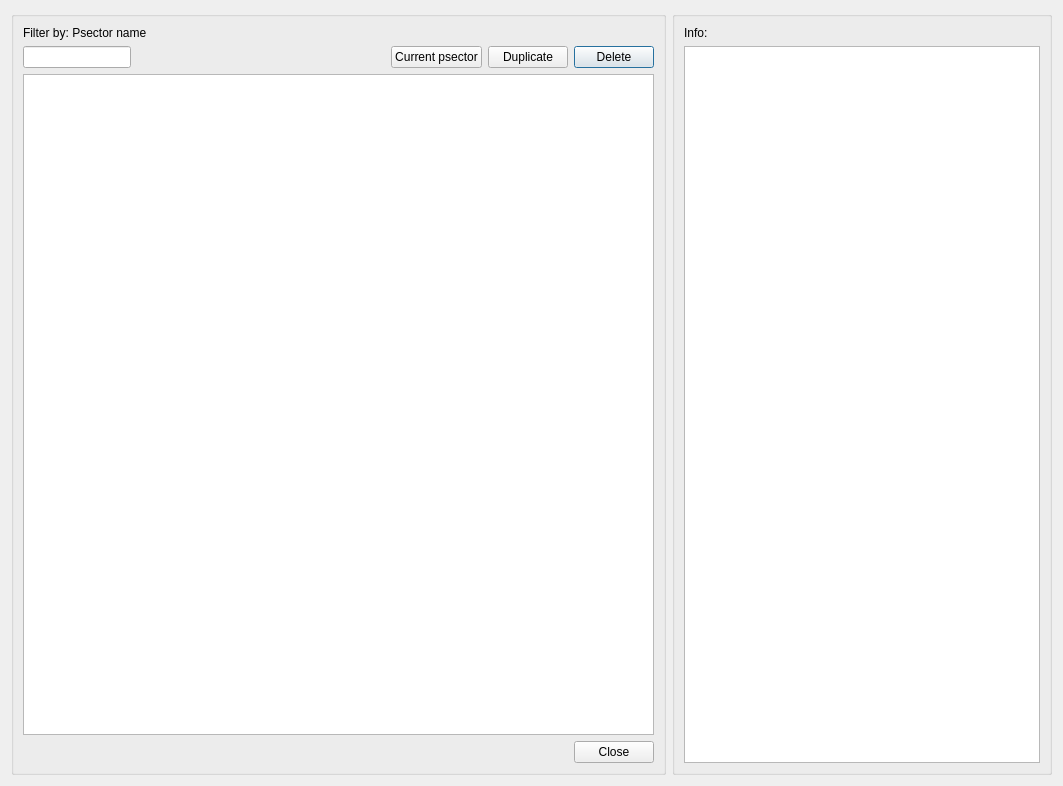
First picture: the form in core/ui/toolbars/plan/psector_manager.ui, repository Giswater/giswater_qgis_plugin, before the edit.
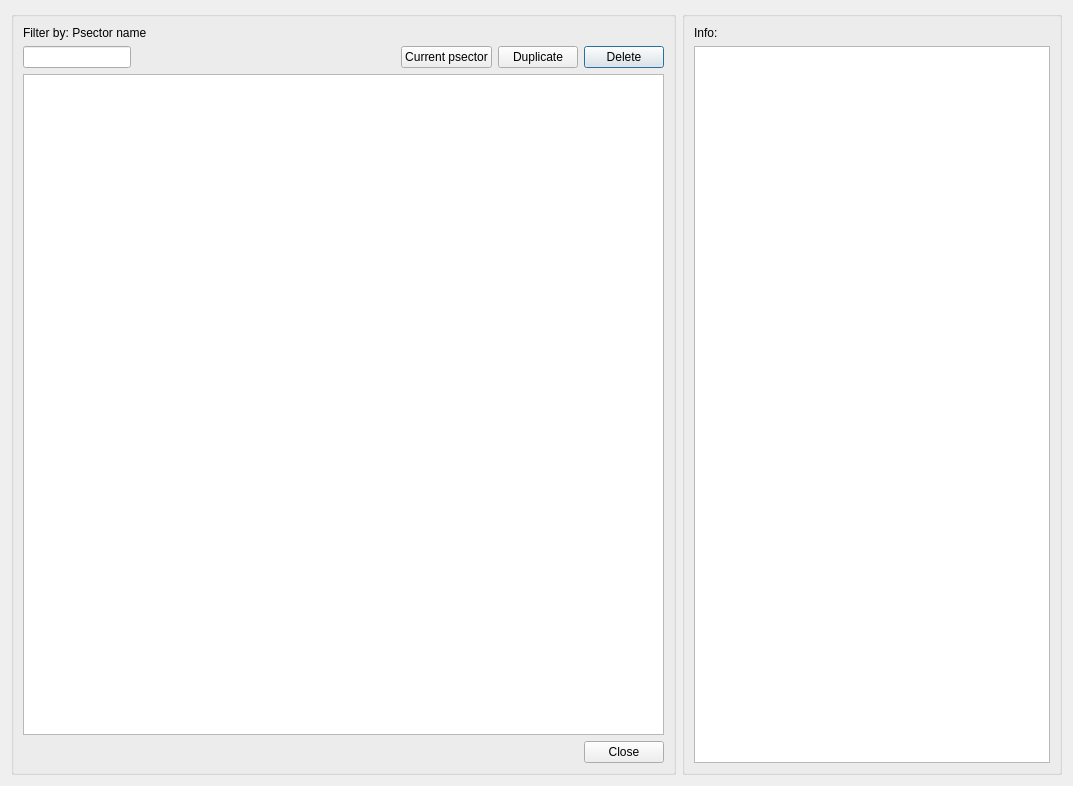
Second picture: the form after the edit.

Commit message: Enhancement: update psector manager form with "show_inactive" check and "toggle_active" button

The edit to the form file:
```diff
--- a/core/ui/toolbars/plan/psector_manager.ui
+++ b/core/ui/toolbars/plan/psector_manager.ui
@@ -6,7 +6,7 @@
    <rect>
     <x>0</x>
     <y>0</y>
-    <width>1063</width>
+    <width>1073</width>
     <height>786</height>
    </rect>
   </property>
```
The commit also changes 1 other file.
